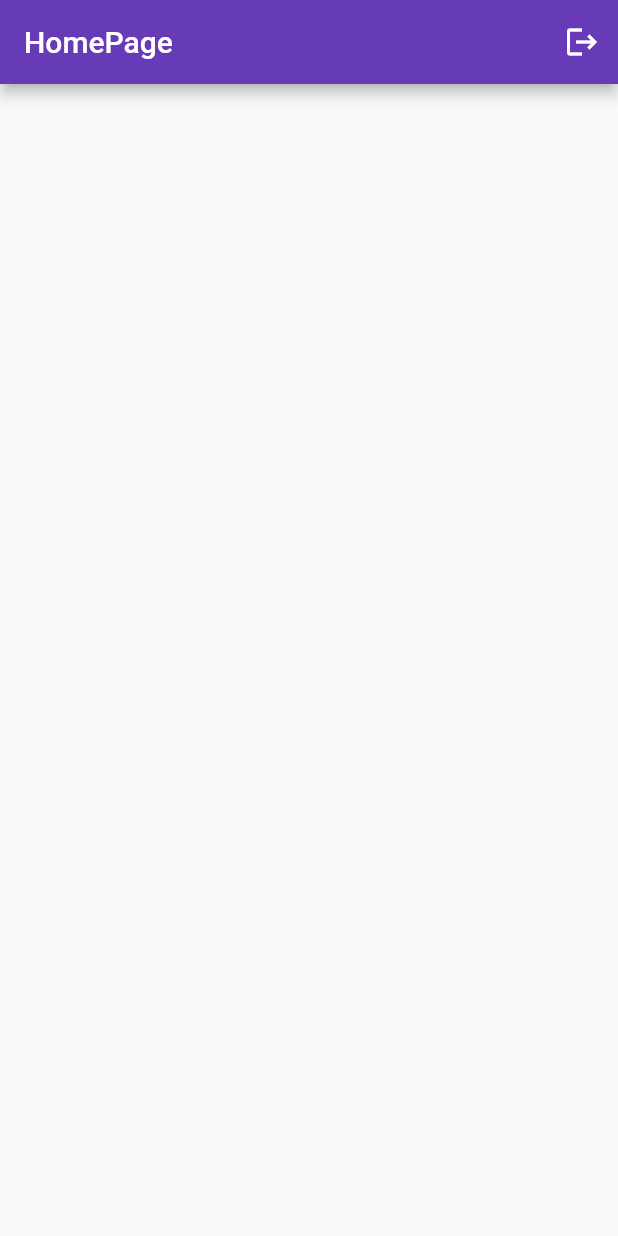
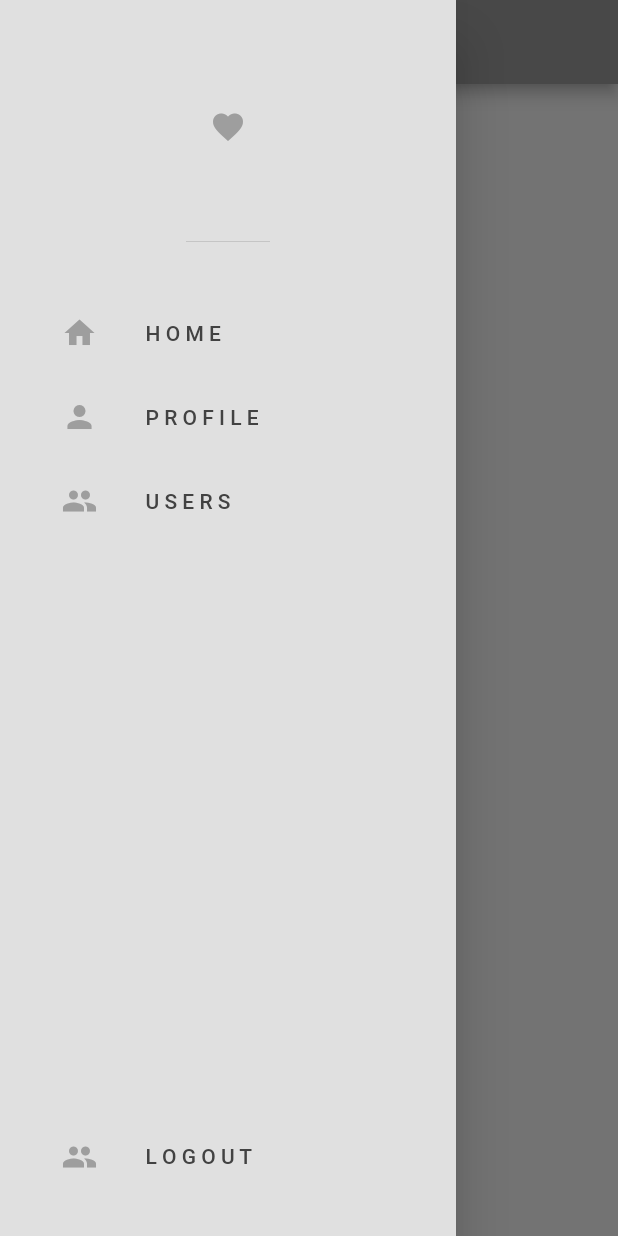
Before and after one commit to JvSe/flutter-social-midia-firebase, a Flutter app: the screen it shows once a user with an empty profile is signed in, with the side drawer open (before the commit the screen has no drawer), on a phone screen of 412 x 824 dp. Run offline on Flutter 3.47's test engine with Material 2 defaults, Android fonts, the light colour scheme and no system bars; our stand-ins replace firebase_auth, firebase_core, flutter_dotenv; accounts and stored records are empty.

Commit message:
Feat: adicionando component de Drawer junto com a navegação do app

```diff
--- a/lib/main.dart
+++ b/lib/main.dart
@@ -2,7 +2,11 @@ import 'package:firebase_core/firebase_core.dart';
 import 'package:flutter/material.dart';
 import 'package:flutter_dotenv/flutter_dotenv.dart';
 import 'package:social_midia_firebase/auth/auth.dart';
+import 'package:social_midia_firebase/auth/login_or_register.dart';
 import 'package:social_midia_firebase/firebase_options.dart';
+import 'package:social_midia_firebase/pages/home_page.dart';
+import 'package:social_midia_firebase/pages/profile_page.dart';
+import 'package:social_midia_firebase/pages/users_page.dart';
 import 'package:social_midia_firebase/theme/dark_mode.dart';
 import 'package:social_midia_firebase/theme/light_mode.dart';
 
@@ -23,6 +27,12 @@ class MyApp extends StatelessWidget {
       home: const AuthPage(),
       theme: lightMode,
       darkTheme: darkMode,
+      routes: {
+        '/login_register_page': (context) => const LoginOrRegister(),
+        '/home_page': (context) => const HomePage(),
+        '/profile_page': (context) => const ProfilePage(),
+        '/users_page': (context) => const UsersPage(),
+      },
     );
   }
 }
--- a/lib/pages/home_page.dart
+++ b/lib/pages/home_page.dart
@@ -1,12 +1,8 @@
-import 'package:firebase_auth/firebase_auth.dart';
 import 'package:flutter/material.dart';
+import 'package:social_midia_firebase/widgets/drawer_widget.dart';
 
 class HomePage extends StatelessWidget {
   const HomePage({super.key});
-
-  void logout() {
-    FirebaseAuth.instance.signOut();
-  }
 
   @override
   Widget build(BuildContext context) {
@@ -15,14 +11,9 @@ class HomePage extends StatelessWidget {
         title: const Text(
           'HomePage',
         ),
-        backgroundColor: Colors.deepPurple,
-        actions: [
-          IconButton(
-            onPressed: logout,
-            icon: const Icon(Icons.logout),
-          ),
-        ],
+        backgroundColor: Theme.of(context).colorScheme.inversePrimary,
       ),
+      drawer: const DrawerWidget(),
     );
   }
 }
--- /dev/null
+++ b/lib/widgets/drawer_widget.dart
@@ -0,0 +1,93 @@
+import 'package:firebase_auth/firebase_auth.dart';
+import 'package:flutter/material.dart';
+
+class DrawerWidget extends StatelessWidget {
+  const DrawerWidget({super.key});
+
+  void logout() {
+    FirebaseAuth.instance.signOut();
+  }
+
+  @override
+  Widget build(BuildContext context) {
+    return Drawer(
+      backgroundColor: Theme.of(context).colorScheme.background,
+      child: Column(
+        mainAxisAlignment: MainAxisAlignment.spaceBetween,
+        children: [
+          Column(
+            children: [
+              DrawerHeader(
+                child: Icon(
+                  Icons.favorite,
+                  color: Theme.of(context).colorScheme.inversePrimary,
+                ),
+              ),
+              const SizedBox(
+                height: 25,
+              ),
+              Padding(
+                padding: const EdgeInsets.only(left: 25),
+                child: ListTile(
+                  leading: Icon(
+                    Icons.home,
+                    color: Theme.of(context).colorScheme.inversePrimary,
+                  ),
+                  title: const Text('H O M E'),
+                  onTap: () {
+                    Navigator.pop(context);
+                  },
+                ),
+              ),
+              Padding(
+                padding: const EdgeInsets.only(left: 25),
+                child: ListTile(
+                  leading: Icon(
+                    Icons.person,
+                    color: Theme.of(context).colorScheme.inversePrimary,
+                  ),
+                  title: const Text('P R O F I L E'),
+                  onTap: () {
+                    Navigator.pop(context);
+
+                    Navigator.pushNamed(context, '/profile_page');
+                  },
+                ),
+              ),
+              Padding(
+                padding: const EdgeInsets.only(left: 25),
+                child: ListTile(
+                  leading: Icon(
+                    Icons.group,
+                    color: Theme.of(context).colorScheme.inversePrimary,
+                  ),
+                  title: const Text('U S E R S'),
+                  onTap: () {
+                    Navigator.pop(context);
+
+                    Navigator.pushNamed(context, '/users_page');
+                  },
+                ),
+              ),
+            ],
+          ),
+          Padding(
+            padding: const EdgeInsets.only(left: 25, bottom: 25),
+            child: ListTile(
+              leading: Icon(
+                Icons.group,
+                color: Theme.of(context).colorScheme.inversePrimary,
+              ),
+              title: const Text('L O G O U T'),
+              onTap: () {
+                Navigator.pop(context);
+
+                logout();
+              },
+            ),
+          ),
+        ],
+      ),
+    );
+  }
+}
--- a/pubspec.yaml
+++ b/pubspec.yaml
@@ -38,6 +38,7 @@ dependencies:
   firebase_core: ^2.21.0
   firebase_auth: ^4.12.1
   flutter_dotenv: ^5.1.0
+  cloud_firestore: ^4.13.0
 
 dev_dependencies:
   flutter_test:
```
Also changed, not shown: lib/pages/profile_page.dart (added, +15 -0 lines), lib/pages/users_page.dart (added, +15 -0 lines), pubspec.lock.
